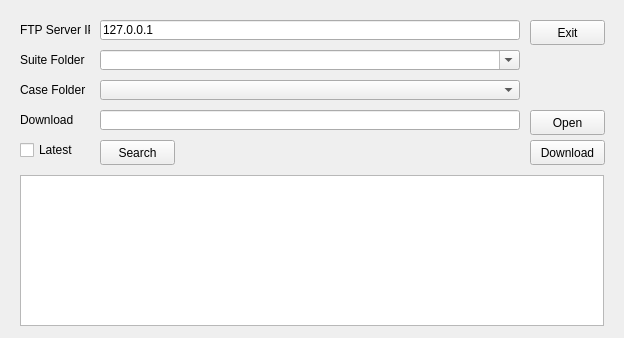
Above: suite/windows/program_index/app_program_index.ui from jackiejay888/automation before the change. Below: the same form after it.
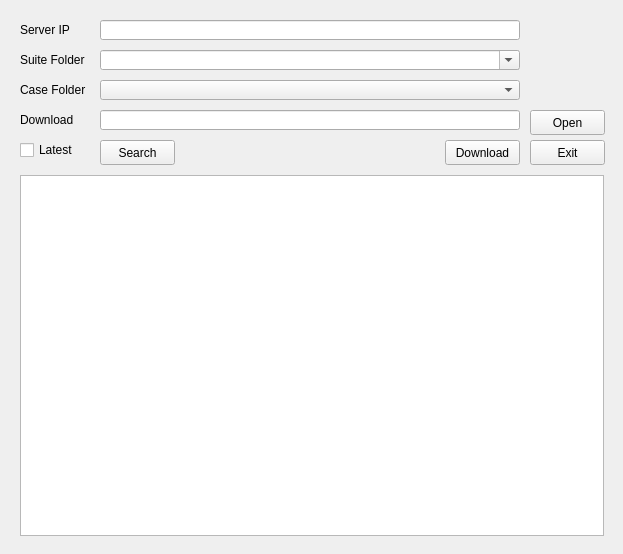
That is the form after the change.

Commit message: update the program index

Patch:
```diff
--- a/suite/windows/program_index/app_program_index.ui
+++ b/suite/windows/program_index/app_program_index.ui
@@ -6,8 +6,8 @@
    <rect>
     <x>0</x>
     <y>0</y>
-    <width>624</width>
-    <height>338</height>
+    <width>623</width>
+    <height>554</height>
    </rect>
   </property>
   <property name="windowTitle">
@@ -16,7 +16,7 @@
   <widget class="QPushButton" name="pushButton">
    <property name="geometry">
     <rect>
-     <x>530</x>
+     <x>445</x>
      <y>140</y>
      <width>75</width>
      <height>25</height>
@@ -36,7 +36,7 @@
     </rect>
    </property>
    <property name="text">
-    <string>FTP Server IP</string>
+    <string>Server IP</string>
    </property>
   </widget>
   <widget class="QLabel" name="label_2">
@@ -179,50 +179,53 @@
     </property>
    </item>
   </widget>
-  <widget class="QLineEdit" name="lineEdit">
+  <widget class="QPushButton" name="pushButton_close">
    <property name="geometry">
     <rect>
-     <x>100</x>
-     <y>110</y>
-     <width>420</width>
-     <height>20</height>
-    </rect>
-   </property>
-  </widget>
-  <widget class="QLineEdit" name="lineEdit_2">
-   <property name="geometry">
-    <rect>
-     <x>100</x>
-     <y>20</y>
-     <width>420</width>
-     <height>20</height>
+     <x>530</x>
+     <y>140</y>
+     <width>75</width>
+     <height>25</height>
     </rect>
    </property>
    <property name="text">
-    <string>127.0.0.1</string>
+    <string>Exit</string>
    </property>
   </widget>
-  <widget class="QListView" name="listView">
+  <widget class="QTextEdit" name="textEdit_content">
    <property name="geometry">
     <rect>
      <x>20</x>
      <y>175</y>
      <width>584</width>
-     <height>151</height>
+     <height>361</height>
     </rect>
    </property>
   </widget>
-  <widget class="QPushButton" name="pushButton_4">
+  <widget class="QLineEdit" name="lineEdit_ip">
    <property name="geometry">
     <rect>
-     <x>530</x>
+     <x>100</x>
      <y>20</y>
-     <width>75</width>
-     <height>25</height>
+     <width>420</width>
+     <height>20</height>
     </rect>
    </property>
    <property name="text">
-    <string>Exit</string>
+    <string/>
+   </property>
+  </widget>
+  <widget class="QLineEdit" name="lineEdit_open">
+   <property name="geometry">
+    <rect>
+     <x>100</x>
+     <y>110</y>
+     <width>420</width>
+     <height>20</height>
+    </rect>
+   </property>
+   <property name="text">
+    <string/>
    </property>
   </widget>
  </widget>
```
Left out of the diff: 24 changed lines with no effect on the pictures. The commit also changes 6 other files.
